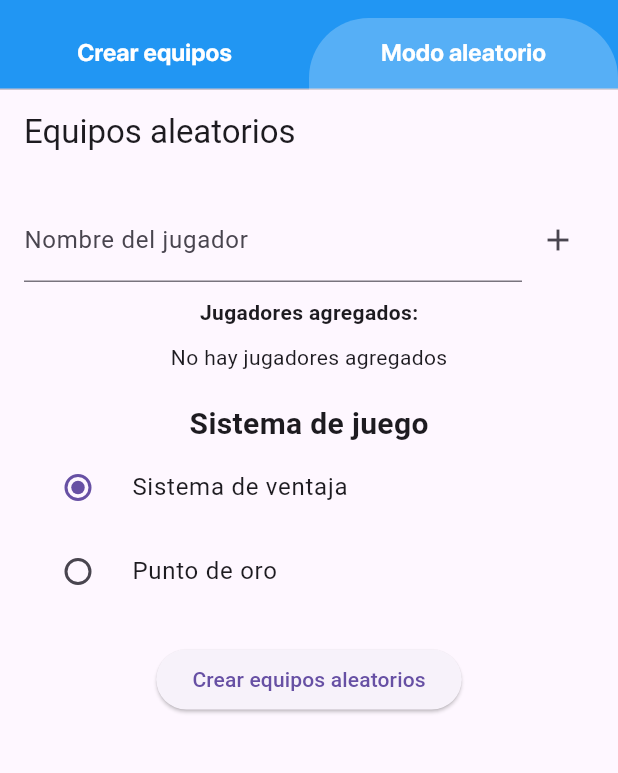
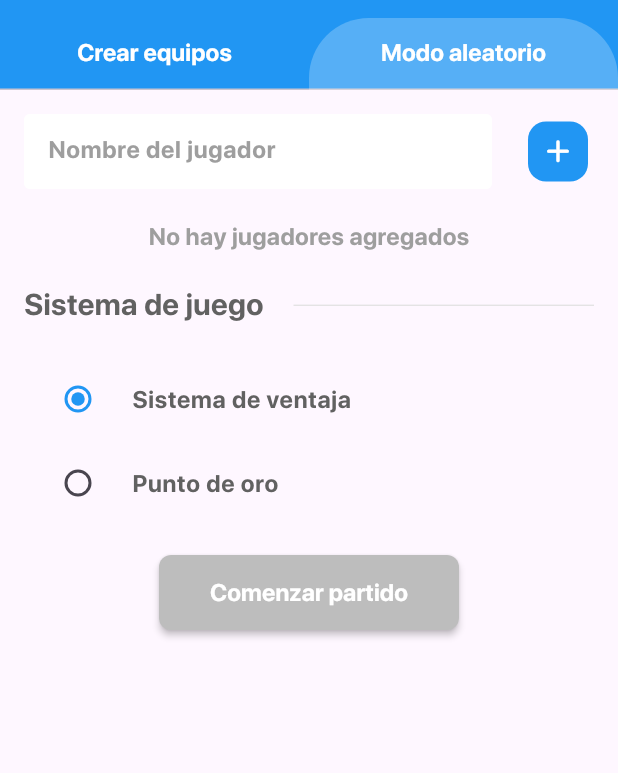
Before and after one commit to Whadyjm/padelfever, a Flutter app: the screen it shows after launch, tab 2 chosen, on a phone screen of 412 x 824 dp, the part 66-839 px from its top. Run offline on Flutter 3.47's test engine with Material 3 defaults, Android fonts, the light colour scheme and no system bars; our stand-ins replace animate_do; project files that could hold a hidden picture were left out.

Commit message:
mejoras en UI

```diff
--- a/lib/main.dart
+++ b/lib/main.dart
@@ -1,6 +1,7 @@
 import 'package:flutter/material.dart';
 import 'package:padelpoint/providers/btn_provider.dart';
 import 'package:padelpoint/providers/match_provider.dart';
+import 'package:padelpoint/providers/players_provider.dart';
 import 'package:padelpoint/screens/home_screen.dart';
 import 'package:provider/provider.dart';
 
@@ -21,6 +22,9 @@ class MyApp extends StatelessWidget {
         ChangeNotifierProvider(
           create: (ctx) => BtnProvider(),
         ),
+        ChangeNotifierProvider(
+          create: (ctx) => PlayersProvider(),
+        ),
       ],
       child: MaterialApp(
         debugShowCheckedModeBanner: false,
--- /dev/null
+++ b/lib/providers/players_provider.dart
@@ -0,0 +1,47 @@
+import 'package:flutter/material.dart';
+
+class PlayersProvider with ChangeNotifier {
+  String _team1Player1 = '';
+  String _team1Player2 = '';
+  String _team2Player1 = '';
+  String _team2Player2 = '';
+  String _team1 = 'Team A';
+  String _team2 = 'Team B';
+
+  String get team1Player1 => _team1Player1;
+  String get team1Player2 => _team1Player2;
+  String get team2Player1 => _team2Player1;
+  String get team2Player2 => _team2Player2;
+  String get team1 => _team1;
+  String get team2 => _team2;
+
+  void setTeam1(String name) {
+    _team1 = name;
+    notifyListeners();
+  }
+
+  void setTeam2(String name) {
+    _team2 = name;
+    notifyListeners();
+  }
+
+  void setTeam1Player1(String name) {
+    _team1Player1 = name;
+    notifyListeners();
+  }
+
+  void setTeam1Player2(String name) {
+    _team1Player2 = name;
+    notifyListeners();
+  }
+
+  void setTeam2Player1(String name) {
+    _team2Player1 = name;
+    notifyListeners();
+  }
+
+  void setTeam2Player2(String name) {
+    _team2Player2 = name;
+    notifyListeners();
+  }
+}
--- a/lib/screens/random_teams_screen.dart
+++ b/lib/screens/random_teams_screen.dart
@@ -1,8 +1,12 @@
 import 'package:flutter/material.dart';
+import 'package:padelpoint/theme/colors.dart';
+import 'package:padelpoint/widgets/appBtn.dart';
 import 'package:provider/provider.dart';
 import '../models/game.dart';
 import '../models/player.dart';
 import '../providers/match_provider.dart';
+import '../theme/text.dart';
+import '../widgets/PlayersTextField.dart';
 import 'match_screen.dart';
 
 class RandomTeamsScreen extends StatefulWidget {
@@ -22,10 +26,9 @@ class _RandomTeamsScreenState extends State<RandomTeamsScreen> {
     if (_playerController.text.isEmpty) return;
 
     setState(() {
-      _players.add(Player(
-        id: DateTime.now().toString(),
-        name: _playerController.text,
-      ));
+      _players.add(
+        Player(id: DateTime.now().toString(), name: _playerController.text),
+      );
       _playerController.clear();
     });
   }
@@ -39,9 +42,7 @@ class _RandomTeamsScreenState extends State<RandomTeamsScreen> {
   void _createTeams() {
     if (_players.length < 4) {
       ScaffoldMessenger.of(context).showSnackBar(
-        const SnackBar(
-          content: Text('Se necesitan al menos 4 jugadores'),
-        ),
+        const SnackBar(content: Text('Se necesitan al menos 4 jugadores')),
       );
       return;
     }
@@ -57,7 +58,8 @@ class _RandomTeamsScreenState extends State<RandomTeamsScreen> {
     Navigator.push(
       context,
       MaterialPageRoute(
-        builder: (ctx) => MatchScreen(
+        builder:
+            (ctx) => MatchScreen(
               team1: teams[0],
               team2: teams[1],
               gameSystem: _gameSystem,
@@ -74,44 +76,51 @@ class _RandomTeamsScreenState extends State<RandomTeamsScreen> {
 
   @override
   Widget build(BuildContext context) {
+    final matchProvider = Provider.of<MatchProvider>(context);
     return Scaffold(
-      appBar: AppBar(
-        title: const Text('Equipos aleatorios'),
-      ),
       body: SingleChildScrollView(
         padding: const EdgeInsets.all(16),
         child: Column(
           children: [
-            // Add players
             Row(
+              mainAxisAlignment: MainAxisAlignment.spaceBetween,
               children: [
-                Expanded(
-                  child: TextFormField(
-                    controller: _playerController,
-                    decoration: const InputDecoration(labelText: 'Nombre del jugador'),
+                SizedBox(
+                  width: MediaQuery.sizeOf(context).width - 100,
+                  child: PlayersTextField(
+                    nombre: _playerController,
+                    hintText: 'Nombre del jugador',
                   ),
                 ),
-                IconButton(
-                  icon: const Icon(Icons.add),
+                FloatingActionButton(
+                  mini: true,
+                  elevation: 0,
+                  backgroundColor: AppColors.primaryColorLight,
                   onPressed: _addPlayer,
+                  child: const Icon(
+                    Icons.add_rounded,
+                    color: Colors.white,
+                    size: 25,
+                  ),
                 ),
               ],
             ),
             const SizedBox(height: 10),
-            const Text(
-              'Jugadores agregados:',
-              style: TextStyle(fontWeight: FontWeight.bold),
-            ),
+
             const SizedBox(height: 10),
             _players.isEmpty
-                ? const Text('No hay jugadores agregados')
+                ? Text(
+                  'No hay jugadores agregados',
+                  style: AppText.smallTextStyle(Colors.grey.shade500),
+                )
                 : Column(
-              children: _players
+                  children:
+                      _players
                           .map(
                             (player) => ListTile(
-                  title: Text(player.name),
+                              title: Text(player.name, style: AppText.smallTextStyle(Colors.grey.shade700),),
                               trailing: IconButton(
-                    icon: const Icon(Icons.delete),
+                                icon: const Icon(Icons.remove, color: Colors.redAccent,),
                                 onPressed: () => _removePlayer(player),
                               ),
                             ),
@@ -119,14 +128,27 @@ class _RandomTeamsScreenState extends State<RandomTeamsScreen> {
                           .toList(),
                 ),
             const SizedBox(height: 20),
-
             // Game system
-            const Text(
+            Row(
+              children: [
+                Text(
                   'Sistema de juego',
-              style: TextStyle(fontSize: 20, fontWeight: FontWeight.bold),
+                  style: AppText.subtitleStyle(Colors.grey.shade700),
                 ),
+                const SizedBox(width: 20),
+                Expanded(
+                  child: Divider(color: Colors.grey.shade300, thickness: 0.8),
+                ),
+              ],
+            ),
+            const SizedBox(height: 20),
             RadioListTile<GameSystem>(
-              title: const Text('Sistema de ventaja'),
+              hoverColor: Colors.transparent,
+              activeColor: AppColors.primaryColorLight,
+              title: Text(
+                'Sistema de ventaja',
+                style: AppText.smallTextStyle(Colors.grey.shade700),
+              ),
               value: GameSystem.advantage,
               groupValue: _gameSystem,
               onChanged: (value) {
@@ -136,7 +158,12 @@ class _RandomTeamsScreenState extends State<RandomTeamsScreen> {
               },
             ),
             RadioListTile<GameSystem>(
-              title: const Text('Punto de oro'),
+              hoverColor: Colors.transparent,
+              activeColor: Colors.amber,
+              title: Text(
+                'Punto de oro',
+                style: AppText.smallTextStyle(Colors.grey.shade700),
+              ),
               value: GameSystem.goldenPoint,
               groupValue: _gameSystem,
               onChanged: (value) {
@@ -147,10 +174,10 @@ class _RandomTeamsScreenState extends State<RandomTeamsScreen> {
             ),
             const SizedBox(height: 20),
 
-            // Create teams button
-            ElevatedButton(
+            AppBtn(
+              isEnabled: _players.length >= 4 ? true : false,
+              text: 'Comenzar partido',
               onPressed: _createTeams,
-              child: const Text('Crear equipos aleatorios'),
             ),
           ],
         ),
--- a/lib/widgets/addPlayersSection.dart
+++ b/lib/widgets/addPlayersSection.dart
@@ -31,6 +31,7 @@ class AddPlayersSection extends StatelessWidget {
               height: 50,
               width: 50,
               child: FloatingActionButton.extended(
+                elevation: 0,
                 onPressed: toggleTextfield,
                 label: Icon(Icons.add_rounded, color: Colors.white, size: 30),
                 backgroundColor: AppColors.primaryColorLight,
--- a/lib/widgets/appBtn.dart
+++ b/lib/widgets/appBtn.dart
@@ -4,13 +4,21 @@ import '../theme/colors.dart';
 import '../theme/text.dart';
 
 class AppBtn extends StatelessWidget {
-  const AppBtn({super.key, this.onPressed, required this.text});
+  const AppBtn({
+    super.key,
+    this.onPressed,
+    required this.text,
+    this.isEnabled = true,
+  });
 
   final void Function()? onPressed;
   final String text;
+  final bool isEnabled;
+
   @override
   Widget build(BuildContext context) {
-    return MaterialButton(
+    return isEnabled
+        ? MaterialButton(
           shape: RoundedRectangleBorder(
             borderRadius: BorderRadius.all(Radius.circular(8)),
           ),
@@ -19,6 +27,16 @@ class AppBtn extends StatelessWidget {
           color: AppColors.primaryColorLight,
           onPressed: onPressed,
           child: Text(text, style: AppText.smallTextStyle(Colors.white)),
+        )
+        : MaterialButton(
+          shape: RoundedRectangleBorder(
+            borderRadius: BorderRadius.all(Radius.circular(8)),
+          ),
+          height: 50,
+          minWidth: 200,
+          color: Colors.grey.shade400,
+          onPressed: () {},
+          child: Text(text, style: AppText.smallTextStyle(Colors.white)),
         );
   }
 }
```
Also changed, not shown: lib/screens/create_teams_screen.dart (+54 -27 lines), lib/screens/history_screen.dart (+5 -3 lines), lib/widgets/PlayersTextField.dart (+8 -0 lines), lib/widgets/teamNameTextField.dart (added, +25 -0 lines). Lines whose indentation alone changed are shown as unchanged.
